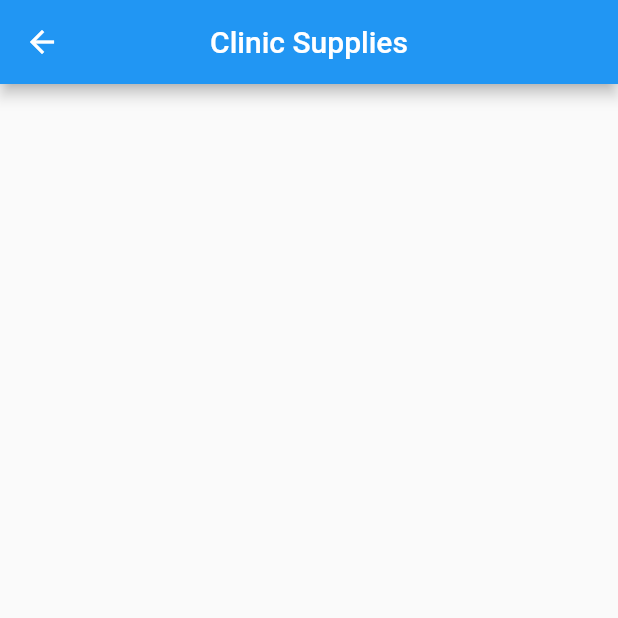
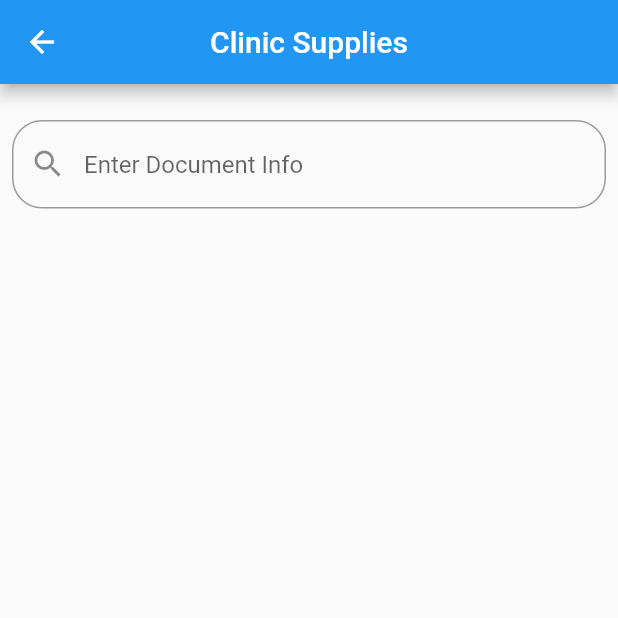
Before and after one commit to leilaabdel/37-hr-flutter-course, a Flutter app: the SupplyView screen opened by its route, on a phone screen of 412 x 824 dp, the top half of it. Run offline on Flutter 3.47's test engine with Material 2 defaults, Android fonts, the phone set to English and light mode, and no system bars; our stand-ins replace cloud_firestore, firebase_auth, firebase_core, material_design_icons_flutter, sqflite; accounts and stored records are empty.

```diff
--- a/lib/views/notes/patient_view.dart
+++ b/lib/views/notes/patient_view.dart
@@ -15,7 +15,6 @@ class PatientView extends StatefulWidget {
 }
 
 class _PatientViewState extends State<PatientView> {
-  bool _searchBoolean = false; //ad
   TextEditingController _controller = TextEditingController();
   String searchText = "";
 
@@ -74,7 +73,8 @@ class _PatientViewState extends State<PatientView> {
                 element.surname
                     .toString()
                     .toLowerCase()
-                    .contains(searchText.toLowerCase());
+                    .contains(searchText.toLowerCase()) ||
+                element.id.toString().contains(searchText);
           }).toList();
         }
         return Column(
@@ -94,7 +94,7 @@ class _PatientViewState extends State<PatientView> {
                 controller: _controller,
                 decoration: InputDecoration(
                   prefixIcon: Icon(Icons.search),
-                  hintText: "Enter Patient Name",
+                  hintText: "Enter Patient Info",
                   border: OutlineInputBorder(
                       borderRadius: BorderRadius.circular(20)),
                 ),
--- a/lib/views/notes/supply_view.dart
+++ b/lib/views/notes/supply_view.dart
@@ -13,6 +13,9 @@ class SupplyView extends StatefulWidget {
 }
 
 class _SupplyViewState extends State<SupplyView> {
+  TextEditingController _controller = TextEditingController();
+  String searchText = "";
+
   @override
   Widget build(BuildContext context) {
     return Scaffold(
@@ -28,7 +31,45 @@ class _SupplyViewState extends State<SupplyView> {
       stream: NotesService().allClinicItems,
       builder: (context, snapshot) {
         if (!snapshot.hasData) return LinearProgressIndicator();
-        return _buildList(context, snapshot.data!);
+        var documents = snapshot.data!;
+        if (searchText.length > 0) {
+          documents = documents.where((element) {
+            return element.itemName
+                    .toString()
+                    .toLowerCase()
+                    .contains(searchText.toLowerCase()) ||
+                element.id
+                    .toString()
+                    .toLowerCase()
+                    .contains(searchText.toLowerCase());
+          }).toList();
+        }
+        return Column(
+          children: [
+            Padding(
+              padding: const EdgeInsets.all(8.0),
+              child: SizedBox(),
+            ),
+            Padding(
+              padding: const EdgeInsets.all(8.0),
+              child: TextField(
+                onChanged: (value) {
+                  setState(() {
+                    searchText = value;
+                  });
+                },
+                controller: _controller,
+                decoration: InputDecoration(
+                  prefixIcon: Icon(Icons.search),
+                  hintText: "Enter Document Info",
+                  border: OutlineInputBorder(
+                      borderRadius: BorderRadius.circular(20)),
+                ),
+              ),
+            ),
+            Expanded(child: _buildList(context, documents)),
+          ],
+        );
       },
     );
   }
@@ -42,7 +83,7 @@ class _SupplyViewState extends State<SupplyView> {
 
   Widget _buildListItem(BuildContext context, ClinicItem data) {
     return Padding(
-      key: ValueKey(data.itemName),
+      key: ValueKey(data.id),
       padding: const EdgeInsets.symmetric(horizontal: 16.0, vertical: 8.0),
       child: Container(
         decoration: BoxDecoration(
```
